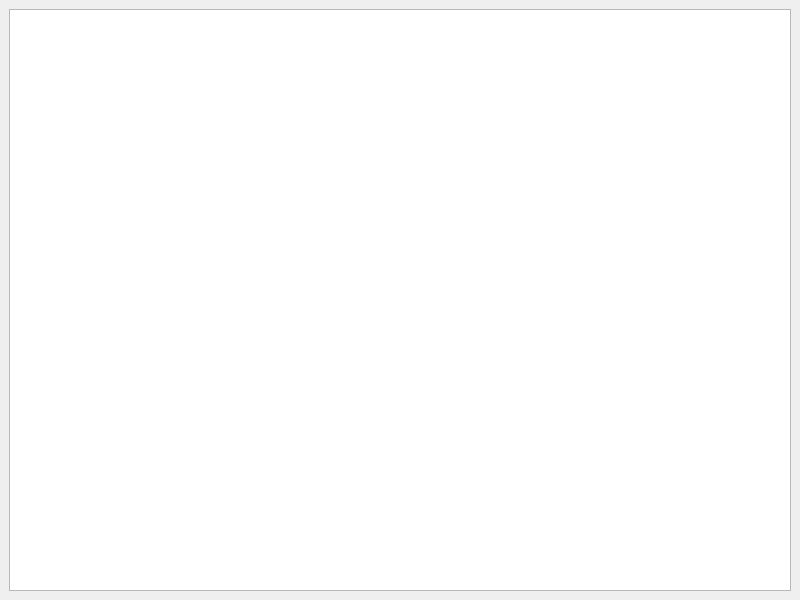
This is Qt-Widgets-Examples/QTableViewDelegates-Example/mainwindow.ui in STyulenev/Qt-CPP-Examples as Qt 5 draws it before an edit. The edited form follows.
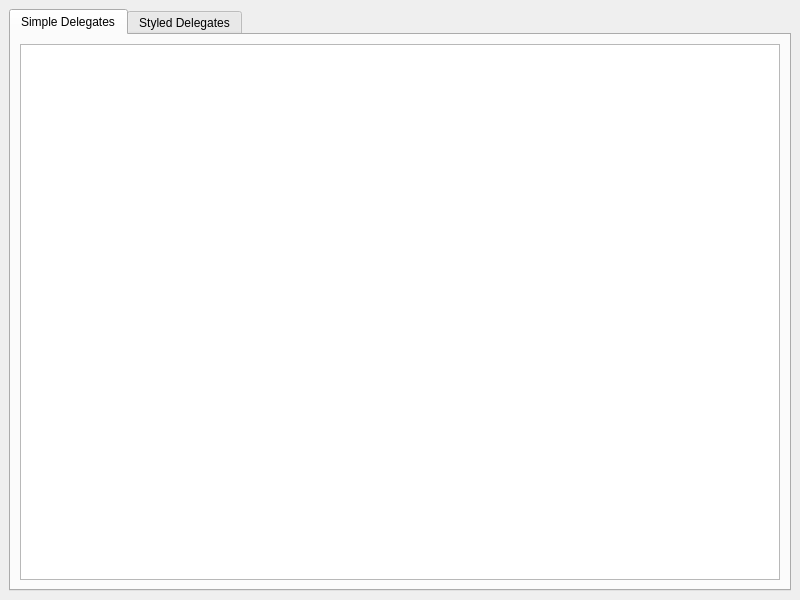
This is the edited form.

Commit message: Add Styled Delegates viewmodel and a few delegates

What changed in the file:
```diff
--- a/Qt-Widgets-Examples/QTableViewDelegates-Example/mainwindow.ui
+++ b/Qt-Widgets-Examples/QTableViewDelegates-Example/mainwindow.ui
@@ -16,7 +16,31 @@
   <widget class="QWidget" name="centralwidget">
    <layout class="QGridLayout" name="gridLayout">
     <item row="0" column="0">
-     <widget class="QTableView" name="tableView"/>
+     <widget class="QTabWidget" name="tabWidget">
+      <property name="currentIndex">
+       <number>0</number>
+      </property>
+      <widget class="QWidget" name="tab">
+       <attribute name="title">
+        <string>Simple Delegates</string>
+       </attribute>
+       <layout class="QGridLayout" name="gridLayout_2">
+        <item row="0" column="0">
+         <widget class="QTableView" name="tableView"/>
+        </item>
+       </layout>
+      </widget>
+      <widget class="QWidget" name="tab_2">
+       <attribute name="title">
+        <string>Styled Delegates</string>
+       </attribute>
+       <layout class="QGridLayout" name="gridLayout_3">
+        <item row="0" column="0">
+         <widget class="QTableView" name="tableView_2"/>
+        </item>
+       </layout>
+      </widget>
+     </widget>
     </item>
    </layout>
   </widget>
```
The commit also changes 18 other files.
